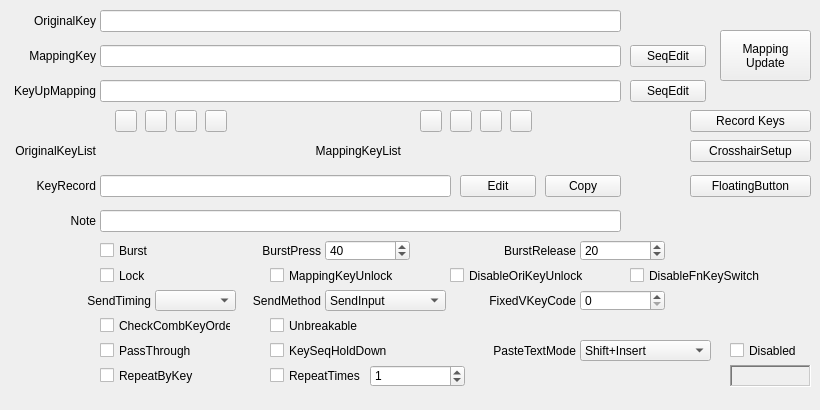
Zalafina/QKeyMapper, file QKeyMapper/qitemsetupdialog.ui: the form before one commit.
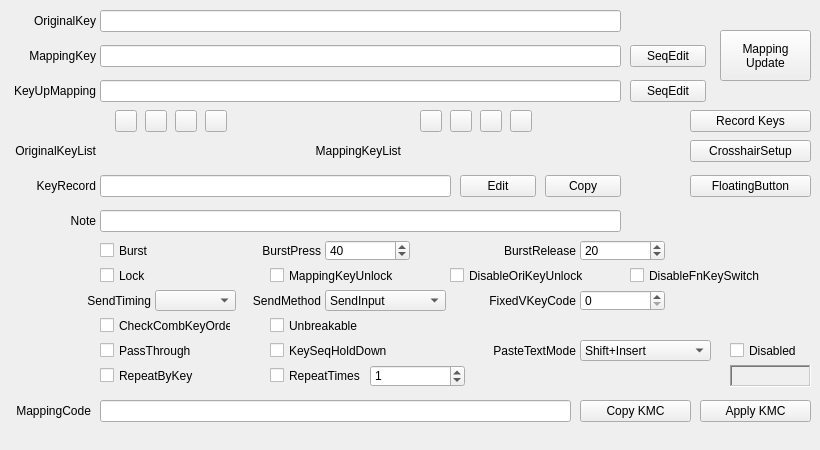
The form after the commit. Custom widgets are drawn as their Qt base class.

Commit message: Add Key Mapping Code generation.

```diff
--- a/QKeyMapper/qitemsetupdialog.ui
+++ b/QKeyMapper/qitemsetupdialog.ui
@@ -7,7 +7,7 @@
     <x>0</x>
     <y>0</y>
     <width>820</width>
-    <height>410</height>
+    <height>450</height>
    </rect>
   </property>
   <property name="sizePolicy">
@@ -19,13 +19,13 @@
   <property name="minimumSize">
    <size>
     <width>820</width>
-    <height>410</height>
+    <height>450</height>
    </size>
   </property>
   <property name="maximumSize">
    <size>
     <width>820</width>
-    <height>410</height>
+    <height>450</height>
    </size>
   </property>
   <property name="windowTitle">
@@ -1056,6 +1056,73 @@
     <bool>false</bool>
    </property>
   </widget>
+  <widget class="QLabel" name="mappingCodeLabel">
+   <property name="geometry">
+    <rect>
+     <x>0</x>
+     <y>400</y>
+     <width>91</width>
+     <height>22</height>
+    </rect>
+   </property>
+   <property name="text">
+    <string>MappingCode</string>
+   </property>
+   <property name="alignment">
+    <set>Qt::AlignmentFlag::AlignRight|Qt::AlignmentFlag::AlignTrailing|Qt::AlignmentFlag::AlignVCenter</set>
+   </property>
+  </widget>
+  <widget class="QLineEdit" name="mappingCodeLineEdit">
+   <property name="geometry">
+    <rect>
+     <x>100</x>
+     <y>400</y>
+     <width>471</width>
+     <height>22</height>
+    </rect>
+   </property>
+   <property name="readOnly">
+    <bool>true</bool>
+   </property>
+  </widget>
+  <widget class="QPushButton" name="copyMappingCodeButton">
+   <property name="geometry">
+    <rect>
+     <x>580</x>
+     <y>400</y>
+     <width>111</width>
+     <height>22</height>
+    </rect>
+   </property>
+   <property name="focusPolicy">
+    <enum>Qt::FocusPolicy::NoFocus</enum>
+   </property>
+   <property name="text">
+    <string>Copy KMC</string>
+   </property>
+   <property name="autoDefault">
+    <bool>false</bool>
+   </property>
+  </widget>
+  <widget class="QPushButton" name="applyClipboardMappingCodeButton">
+   <property name="geometry">
+    <rect>
+     <x>700</x>
+     <y>400</y>
+     <width>111</width>
+     <height>22</height>
+    </rect>
+   </property>
+   <property name="focusPolicy">
+    <enum>Qt::FocusPolicy::NoFocus</enum>
+   </property>
+   <property name="text">
+    <string>Apply KMC</string>
+   </property>
+   <property name="autoDefault">
+    <bool>false</bool>
+   </property>
+  </widget>
  </widget>
  <customwidgets>
   <customwidget>
```
The commit also changes 7 other files.
